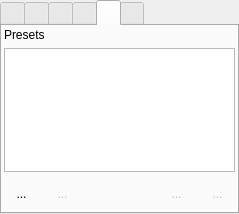
Old version of the form src/MixingToolboxWidget.ui in the repository markus-wa/glmixer-mirror.
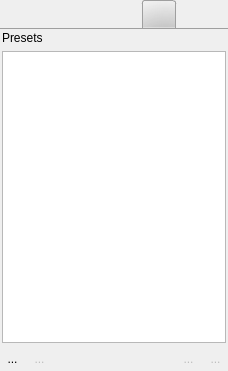
New version of the form. The open tabs and pages were chosen to show the change. Icons and pictures are not drawn.

Commit message: Uniformized style sheets

What changed in the file:
```diff
--- a/src/MixingToolboxWidget.ui
+++ b/src/MixingToolboxWidget.ui
@@ -6,13 +6,13 @@
    <rect>
     <x>0</x>
     <y>0</y>
-    <width>239</width>
-    <height>214</height>
+    <width>228</width>
+    <height>371</height>
    </rect>
   </property>
   <property name="minimumSize">
    <size>
-    <width>239</width>
+    <width>228</width>
     <height>214</height>
    </size>
   </property>
@@ -49,6 +49,97 @@
        <height>210</height>
       </size>
      </property>
+     <property name="styleSheet">
+      <string notr="true">QTabWidget::pane { 
+     border-top: 1px solid palette(dark);
+
+ }
+ QTabWidget::tab-bar {
+     left: 6px;
+ }
+
+QTabBar::tab {
+    background: palette(window);
+    border: 0px solid palette(window);
+    border-bottom-color:  palette(dark);
+    padding: 6px;
+	width: 20px;
+    border-top-left-radius: 3px;
+    border-top-right-radius: 3px;
+    margin-left: 1px;
+    margin-right: 1px;
+    border-bottom-color: transparent;
+}
+
+QTabBar::tab:hover {
+    border: 1px solid palette(highlight);
+    border-bottom-color: transparent;
+    margin-left: 0px;
+    margin-right: 0px;
+}
+
+QTabBar::tab:selected {
+
+   background-color: qradialgradient(cx: 0.7, cy: 1.5, fx: 0.7, fy: 1.9, radius: 1.5, stop: 0 palette(dark), stop: 1 transparent );
+    border: 1px solid palette(dark);
+    border-bottom-color: transparent;
+    margin-left: 0px;
+    margin-right: 0px;
+}
+ 
+QTabBar::scroller {
+    border: 0px solid palette(window);
+    width: 15px;
+    height: 10px;
+}
+/*
+
+
+/*
+QTabBar::tab:last {
+ background: red;
+    border-top-right-radius: 3px;
+    border-bottom-right-radius: 3px;
+    margin-right: 0px;
+}
+
+QTabBar::tab:first {
+    border-top-left-radius: 3px;
+    border-bottom-left-radius: 3px;
+    margin-left: 0px;
+}
+
+QTabBar::tab:only-one {
+    border-radius: 3px;
+    margin: 0px;
+}
+
+QToolButton { 
+     border-style: solid;
+     border-width: 1px;
+    border-radius:5px;
+	 padding: 3px;
+     min-height: 24px;
+     min-width: 24px;
+     border-color: transparent;
+     background: transparent;
+}
+
+QToolButton:checked { 
+     border-color: palette(dark);
+background-color: qradialgradient(cx: 0.7, cy: 1.5, fx: 0.7, fy: 1.9, radius: 1.5, stop: 0 palette(dark), stop: 1 transparent );
+}
+
+QToolButton:pressed { 
+     border-color: palette(dark);
+     background-color: qradialgradient(cx: 0.7, cy: 1.5, fx: 0.7, fy: 1.9, radius: 1.5, stop: 0 palette(dark), stop: 1 transparent );
+}
+
+
+QToolButton:hover { 
+     border-color: palette(highlight);
+}*/</string>
+     </property>
      <property name="tabPosition">
       <enum>QTabWidget::North</enum>
      </property>
@@ -64,6 +155,9 @@
        <height>16</height>
       </size>
      </property>
+     <property name="usesScrollButtons">
+      <bool>true</bool>
+     </property>
      <widget class="QWidget" name="Blending">
       <property name="accessibleName">
        <string/>
@@ -2005,31 +2099,7 @@
             <string>Create a new preset from the settings of the current source.</string>
            </property>
            <property name="styleSheet">
-            <string notr="true">QToolButton { 
-     border-style: solid;
-     border-width: 1px;
-    border-radius:5px;
-	 padding: 3px;
-     min-height: 24px;
-     min-width: 24px;
-     border-color: transparent;
-     background: transparent;
-}
-
-QToolButton:checked { 
-     border-color: palette(dark);
-background-color: qradialgradient(cx: 0.7, cy: 1.5, fx: 0.7, fy: 1.9, radius: 1.5, stop: 0 palette(dark), stop: 1 transparent );
-}
-
-QToolButton:pressed { 
-     border-color: palette(dark);
-     background-color: qradialgradient(cx: 0.7, cy: 1.5, fx: 0.7, fy: 1.9, radius: 1.5, stop: 0 palette(dark), stop: 1 transparent );
-}
-
-
-QToolButton:hover { 
-     border-color: palette(highlight);
-}</string>
+            <string notr="true">QToolButton {  border: 1px solid transparent;    border-radius:5px;   background: transparent;} QToolButton:pressed { background: palette(midlight); } QToolButton:hover { border-color:  palette(highlight); }</string>
            </property>
            <property name="text">
             <string>...</string>
@@ -2055,31 +2125,7 @@
             <string>&lt;html&gt;&lt;head/&gt;&lt;body&gt;&lt;p&gt;Apply the preset to the current source&lt;/p&gt;&lt;p&gt;(or double clic on the list item)&lt;/p&gt;&lt;/body&gt;&lt;/html&gt;</string>
            </property>
            <property name="styleSheet">
-            <string notr="true">QToolButton { 
-     border-style: solid;
-     border-width: 1px;
-    border-radius:5px;
-	 padding: 3px;
-     min-height: 24px;
-     min-width: 24px;
-     border-color: transparent;
-     background: transparent;
-}
-
-QToolButton:checked { 
-     border-color: palette(dark);
-background-color: qradialgradient(cx: 0.7, cy: 1.5, fx: 0.7, fy: 1.9, radius: 1.5, stop: 0 palette(dark), stop: 1 transparent );
-}
-
-QToolButton:pressed { 
-     border-color: palette(dark);
-     background-color: qradialgradient(cx: 0.7, cy: 1.5, fx: 0.7, fy: 1.9, radius: 1.5, stop: 0 palette(dark), stop: 1 transparent );
-}
-
-
-QToolButton:hover { 
-     border-color: palette(highlight);
-}</string>
+            <string notr="true">QToolButton {  border: 1px solid transparent;    border-radius:5px;   background: transparent;} QToolButton:pressed { background: palette(midlight); } QToolButton:hover { border-color:  palette(highlight); }</string>
            </property>
            <property name="text">
             <string>...</string>
@@ -2118,31 +2164,7 @@
             <string>Update this preset with  the settings of the current source.</string>
            </property>
            <property name="styleSheet">
-            <string notr="true">QToolButton { 
-     border-style: solid;
-     border-width: 1px;
-    border-radius:5px;
-	 padding: 3px;
-     min-height: 24px;
-     min-width: 24px;
-     border-color: transparent;
-     background: transparent;
-}
-
-QToolButton:checked { 
-     border-color: palette(dark);
-background-color: qradialgradient(cx: 0.7, cy: 1.5, fx: 0.7, fy: 1.9, radius: 1.5, stop: 0 palette(dark), stop: 1 transparent );
-}
-
-QToolButton:pressed { 
-     border-color: palette(dark);
-     background-color: qradialgradient(cx: 0.7, cy: 1.5, fx: 0.7, fy: 1.9, radius: 1.5, stop: 0 palette(dark), stop: 1 transparent );
-}
-
-
-QToolButton:hover { 
-     border-color: palette(highlight);
-}</string>
+            <string notr="true">QToolButton {  border: 1px solid transparent;    border-radius:5px;   background: transparent;} QToolButton:pressed { background: palette(midlight); } QToolButton:hover { border-color:  palette(highlight); }</string>
            </property>
            <property name="text">
             <string>...</string>
@@ -2168,31 +2190,7 @@
             <string>Remove this preset.</string>
            </property>
            <property name="styleSheet">
-            <string notr="true">QToolButton { 
-     border-style: solid;
-     border-width: 1px;
-    border-radius:5px;
-	 padding: 3px;
-     min-height: 24px;
-     min-width: 24px;
-     border-color: transparent;
-     background: transparent;
-}
-
-QToolButton:checked { 
-     border-color: palette(dark);
-background-color: qradialgradient(cx: 0.7, cy: 1.5, fx: 0.7, fy: 1.9, radius: 1.5, stop: 0 palette(dark), stop: 1 transparent );
-}
-
-QToolButton:pressed { 
-     border-color: palette(dark);
-     background-color: qradialgradient(cx: 0.7, cy: 1.5, fx: 0.7, fy: 1.9, radius: 1.5, stop: 0 palette(dark), stop: 1 transparent );
-}
-
-
-QToolButton:hover { 
-     border-color: palette(highlight);
-}</string>
+            <string notr="true">QToolButton {  border: 1px solid transparent;    border-radius:5px;   background: transparent;} QToolButton:pressed { background: palette(midlight); } QToolButton:hover { border-color:  palette(highlight); }</string>
            </property>
            <property name="text">
             <string>...</string>
```
Left out of the diff: 138 changed lines with no effect on the pictures. The commit also changes 3 other files.
